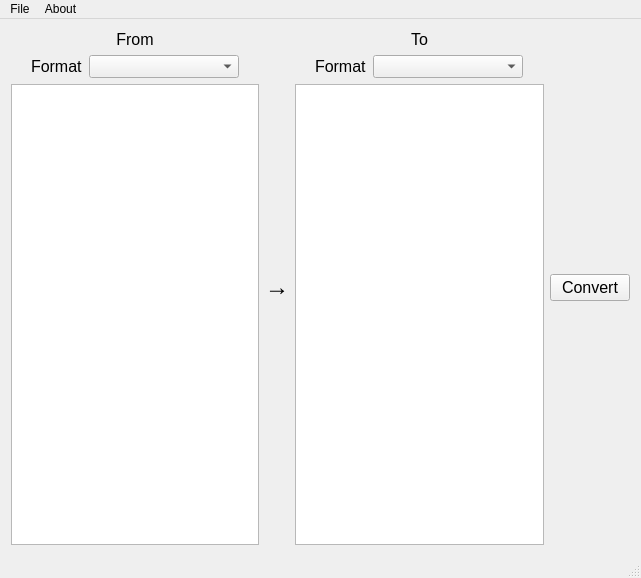
First picture: the form in src/mainwindow.ui, repository Amshaegar/PandoQ, before the edit.
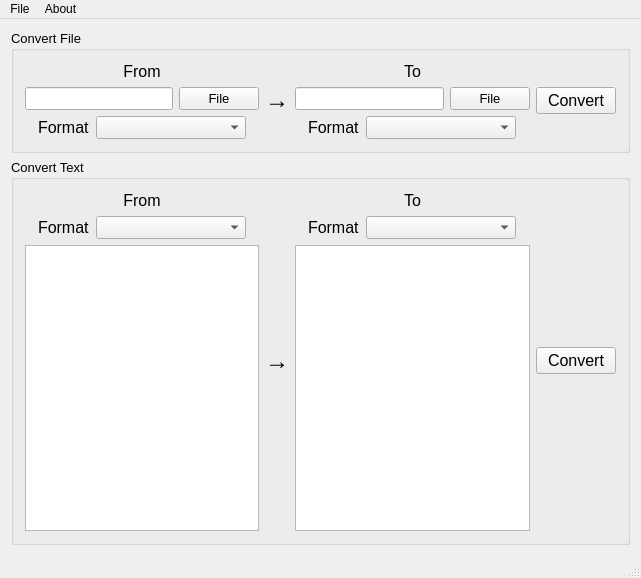
Second picture: the form after the edit.

```diff
--- a/src/mainwindow.ui
+++ b/src/mainwindow.ui
@@ -18,21 +18,228 @@
     <item>
      <layout class="QVBoxLayout" name="verticalLayout">
       <item>
-       <widget class="QLabel" name="FromLabel">
+       <widget class="QGroupBox" name="FileConvertGroupBox">
         <property name="font">
          <font>
-          <pointsize>8</pointsize>
+          <pointsize>10</pointsize>
          </font>
         </property>
+        <property name="title">
+         <string>Convert File</string>
+        </property>
+        <layout class="QHBoxLayout" name="horizontalLayout_2">
+         <item>
+          <layout class="QVBoxLayout" name="FromFileVLayout">
+           <item>
+            <widget class="QLabel" name="FromFileLabel">
         <property name="text">
          <string>&lt;html&gt;&lt;head/&gt;&lt;body&gt;&lt;p align=&quot;center&quot;&gt;&lt;span style=&quot; font-size:12pt;&quot;&gt;From&lt;/span&gt;&lt;/p&gt;&lt;/body&gt;&lt;/html&gt;</string>
         </property>
        </widget>
       </item>
       <item>
+            <layout class="QHBoxLayout" name="horizontalLayout_4">
+             <item>
+              <widget class="QLineEdit" name="PathToFileFromLineEdit"/>
+             </item>
+             <item>
+              <widget class="QPushButton" name="ChooseFileFromPushButton">
+               <property name="font">
+                <font>
+                 <pointsize>10</pointsize>
+                </font>
+               </property>
+               <property name="text">
+                <string>File</string>
+               </property>
+              </widget>
+             </item>
+            </layout>
+           </item>
+           <item>
+            <layout class="QHBoxLayout" name="horizontalLayout_6">
+             <item>
+              <spacer name="FromFileLeftHSpacer">
+               <property name="orientation">
+                <enum>Qt::Horizontal</enum>
+               </property>
+               <property name="sizeHint" stdset="0">
+                <size>
+                 <width>40</width>
+                 <height>20</height>
+                </size>
+               </property>
+              </spacer>
+             </item>
+             <item>
+              <widget class="QLabel" name="FormatFromFileLabel">
+               <property name="text">
+                <string>&lt;html&gt;&lt;head/&gt;&lt;body&gt;&lt;p&gt;&lt;span style=&quot; font-size:12pt;&quot;&gt;Format&lt;/span&gt;&lt;/p&gt;&lt;/body&gt;&lt;/html&gt;</string>
+               </property>
+              </widget>
+             </item>
+             <item>
+              <widget class="QComboBox" name="FromFileTypeComboBox">
+               <property name="sizePolicy">
+                <sizepolicy hsizetype="Fixed" vsizetype="Fixed">
+                 <horstretch>0</horstretch>
+                 <verstretch>0</verstretch>
+                </sizepolicy>
+               </property>
+               <property name="minimumSize">
+                <size>
+                 <width>150</width>
+                 <height>0</height>
+                </size>
+               </property>
+              </widget>
+             </item>
+             <item>
+              <spacer name="FromFileRightHSpacer">
+               <property name="orientation">
+                <enum>Qt::Horizontal</enum>
+               </property>
+               <property name="sizeHint" stdset="0">
+                <size>
+                 <width>40</width>
+                 <height>20</height>
+                </size>
+               </property>
+              </spacer>
+             </item>
+            </layout>
+           </item>
+          </layout>
+         </item>
+         <item>
+          <widget class="QLabel" name="ArrowLabelFile">
+           <property name="text">
+            <string>&lt;html&gt;&lt;head/&gt;&lt;body&gt;&lt;p&gt;&lt;span style=&quot; font-size:18pt;&quot;&gt;→&lt;/span&gt;&lt;/p&gt;&lt;/body&gt;&lt;/html&gt;</string>
+           </property>
+          </widget>
+         </item>
+         <item>
+          <layout class="QVBoxLayout" name="ToFileVLayout">
+           <item>
+            <widget class="QLabel" name="ToFileLabel">
+             <property name="text">
+              <string>&lt;html&gt;&lt;head/&gt;&lt;body&gt;&lt;p align=&quot;center&quot;&gt;&lt;span style=&quot; font-size:12pt;&quot;&gt;To&lt;/span&gt;&lt;/p&gt;&lt;/body&gt;&lt;/html&gt;</string>
+             </property>
+            </widget>
+           </item>
+           <item>
+            <layout class="QHBoxLayout" name="horizontalLayout_5">
+             <item>
+              <widget class="QLineEdit" name="PathToFileToLineEdit"/>
+             </item>
+             <item>
+              <widget class="QPushButton" name="ChooseFileToPushButton">
+               <property name="text">
+                <string>File</string>
+               </property>
+              </widget>
+             </item>
+            </layout>
+           </item>
+           <item>
+            <layout class="QHBoxLayout" name="horizontalLayout_7">
+             <item>
+              <spacer name="ToFileLeftHSpacer">
+               <property name="orientation">
+                <enum>Qt::Horizontal</enum>
+               </property>
+               <property name="sizeHint" stdset="0">
+                <size>
+                 <width>40</width>
+                 <height>20</height>
+                </size>
+               </property>
+              </spacer>
+             </item>
+             <item>
+              <widget class="QLabel" name="FormatToFileLabel">
+               <property name="text">
+                <string>&lt;html&gt;&lt;head/&gt;&lt;body&gt;&lt;p&gt;&lt;span style=&quot; font-size:12pt;&quot;&gt;Format&lt;/span&gt;&lt;/p&gt;&lt;/body&gt;&lt;/html&gt;</string>
+               </property>
+              </widget>
+             </item>
+             <item>
+              <widget class="QComboBox" name="ToFileTypeComboBox">
+               <property name="sizePolicy">
+                <sizepolicy hsizetype="Fixed" vsizetype="Fixed">
+                 <horstretch>0</horstretch>
+                 <verstretch>0</verstretch>
+                </sizepolicy>
+               </property>
+               <property name="minimumSize">
+                <size>
+                 <width>150</width>
+                 <height>0</height>
+                </size>
+               </property>
+              </widget>
+             </item>
+             <item>
+              <spacer name="ToFileRightHSpacer">
+               <property name="orientation">
+                <enum>Qt::Horizontal</enum>
+               </property>
+               <property name="sizeHint" stdset="0">
+                <size>
+                 <width>40</width>
+                 <height>20</height>
+                </size>
+               </property>
+              </spacer>
+             </item>
+            </layout>
+           </item>
+          </layout>
+         </item>
+         <item>
+          <widget class="QPushButton" name="ConvertFilePushButton">
+           <property name="font">
+            <font>
+             <pointsize>12</pointsize>
+            </font>
+           </property>
+           <property name="text">
+            <string>Convert</string>
+           </property>
+          </widget>
+         </item>
+        </layout>
+       </widget>
+      </item>
+      <item>
+       <widget class="QGroupBox" name="TextConvertGroupBox">
+        <property name="font">
+         <font>
+          <pointsize>10</pointsize>
+         </font>
+        </property>
+        <property name="title">
+         <string>Convert Text</string>
+        </property>
        <layout class="QHBoxLayout" name="horizontalLayout">
         <item>
-         <spacer name="horizontalSpacer">
+          <layout class="QVBoxLayout" name="FromTextVLayout">
+           <item>
+            <widget class="QLabel" name="FromTextLabel">
+             <property name="font">
+              <font>
+               <pointsize>8</pointsize>
+              </font>
+             </property>
+             <property name="text">
+              <string>&lt;html&gt;&lt;head/&gt;&lt;body&gt;&lt;p align=&quot;center&quot;&gt;&lt;span style=&quot; font-size:12pt;&quot;&gt;From&lt;/span&gt;&lt;/p&gt;&lt;/body&gt;&lt;/html&gt;</string>
+             </property>
+            </widget>
+           </item>
+           <item>
+            <layout class="QHBoxLayout" name="FormatHLayout_2">
+             <item>
+              <spacer name="FromTextLeftHSpacer">
           <property name="orientation">
            <enum>Qt::Horizontal</enum>
           </property>
@@ -45,7 +252,7 @@
          </spacer>
         </item>
         <item>
-         <widget class="QLabel" name="FormatFromLabel">
+              <widget class="QLabel" name="FormatFromTextLabel">
           <property name="font">
            <font>
             <pointsize>8</pointsize>
@@ -57,7 +264,7 @@
          </widget>
         </item>
         <item>
-         <widget class="QComboBox" name="FromTypeComboBox">
+              <widget class="QComboBox" name="FromTextTypeComboBox">
           <property name="sizePolicy">
            <sizepolicy hsizetype="Fixed" vsizetype="Fixed">
             <horstretch>0</horstretch>
@@ -78,7 +285,7 @@
          </widget>
         </item>
         <item>
-         <spacer name="horizontalSpacer_2">
+              <spacer name="FromTextRightHSpacer">
           <property name="orientation">
            <enum>Qt::Horizontal</enum>
           </property>
@@ -98,14 +305,14 @@
      </layout>
     </item>
     <item>
-     <widget class="QLabel" name="ArrowLabel">
+          <widget class="QLabel" name="ArrowLabelText">
       <property name="text">
        <string>&lt;html&gt;&lt;head/&gt;&lt;body&gt;&lt;p&gt;&lt;span style=&quot; font-size:18pt;&quot;&gt;→&lt;/span&gt;&lt;/p&gt;&lt;/body&gt;&lt;/html&gt;</string>
       </property>
      </widget>
     </item>
     <item>
-     <layout class="QVBoxLayout" name="verticalLayout_2">
+          <layout class="QVBoxLayout" name="ToTextVLayout">
       <item>
        <widget class="QLabel" name="ToLabel">
         <property name="text">
@@ -114,9 +321,9 @@
        </widget>
       </item>
       <item>
-       <layout class="QHBoxLayout" name="horizontalLayout_2">
+            <layout class="QHBoxLayout" name="FormatHLayout">
         <item>
-         <spacer name="horizontalSpacer_3">
+              <spacer name="ToTextLeftHSpacer">
           <property name="orientation">
            <enum>Qt::Horizontal</enum>
           </property>
@@ -129,14 +336,14 @@
          </spacer>
         </item>
         <item>
-         <widget class="QLabel" name="FormatTypeLabel">
+              <widget class="QLabel" name="FormatToTextLabel">
           <property name="text">
            <string>&lt;html&gt;&lt;head/&gt;&lt;body&gt;&lt;p&gt;&lt;span style=&quot; font-size:12pt;&quot;&gt;Format&lt;/span&gt;&lt;/p&gt;&lt;/body&gt;&lt;/html&gt;</string>
           </property>
          </widget>
         </item>
         <item>
-         <widget class="QComboBox" name="ToTypeComboBox">
+              <widget class="QComboBox" name="ToTextTypeComboBox">
           <property name="sizePolicy">
            <sizepolicy hsizetype="Fixed" vsizetype="Fixed">
             <horstretch>0</horstretch>
@@ -157,7 +364,7 @@
          </widget>
         </item>
         <item>
-         <spacer name="horizontalSpacer_4">
+              <spacer name="ToTextRightHSpacer">
           <property name="orientation">
            <enum>Qt::Horizontal</enum>
           </property>
@@ -177,7 +384,7 @@
      </layout>
     </item>
     <item>
-     <widget class="QPushButton" name="ConvertPushButton">
+          <widget class="QPushButton" name="ConvertTextPushButton">
       <property name="font">
        <font>
         <pointsize>12</pointsize>
@@ -187,6 +394,11 @@
        <string>Convert</string>
       </property>
      </widget>
+         </item>
+        </layout>
+       </widget>
+      </item>
+     </layout>
     </item>
    </layout>
   </widget>
```
Left out of the diff: 4 changed lines with no effect on the pictures. Lines whose indentation alone changed are shown as unchanged.
